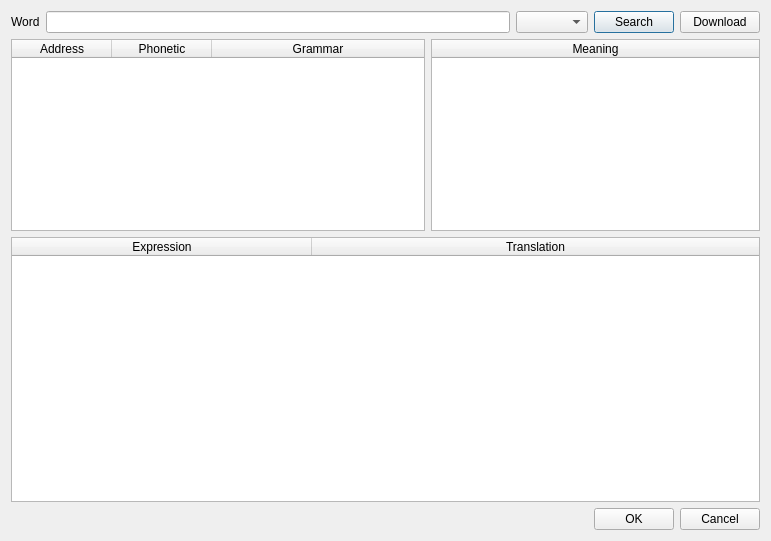
Before: the Qt Designer form usage.ui in kellyjf/larousse, drawn with Qt 5.
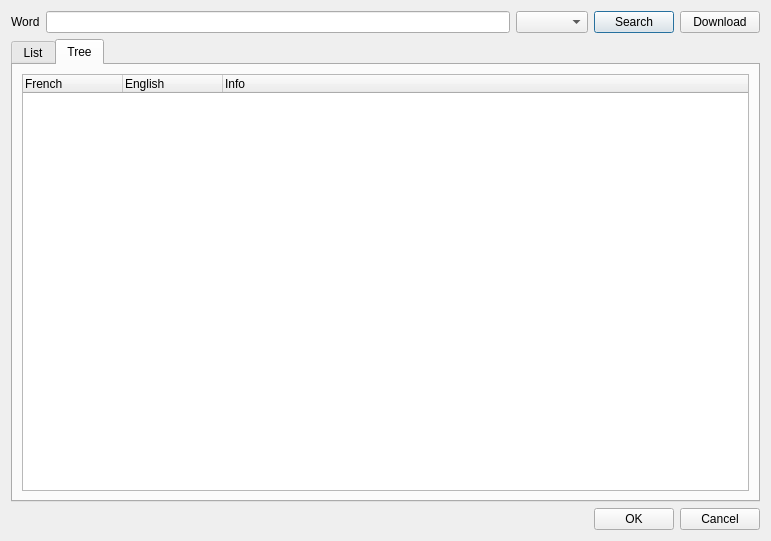
After: the same form once the commit is applied.

Commit message: Play audio from tree

```diff
--- a/usage.ui
+++ b/usage.ui
@@ -55,6 +55,16 @@
     </layout>
    </item>
    <item>
+    <widget class="QTabWidget" name="tabWidget">
+     <property name="currentIndex">
+      <number>1</number>
+     </property>
+     <widget class="QWidget" name="listTab">
+      <attribute name="title">
+       <string>List</string>
+      </attribute>
+      <layout class="QVBoxLayout" name="verticalLayout_2">
+       <item>
     <layout class="QHBoxLayout" name="horizontalLayout" stretch="0,0">
      <item>
       <widget class="QTableWidget" name="usageTable">
@@ -185,6 +195,39 @@
        <string>Translation</string>
       </property>
      </column>
+        </widget>
+       </item>
+      </layout>
+     </widget>
+     <widget class="QWidget" name="treeTab">
+      <attribute name="title">
+       <string>Tree</string>
+      </attribute>
+      <layout class="QVBoxLayout" name="verticalLayout_3">
+       <item>
+        <widget class="QTreeWidget" name="exampleTree">
+         <property name="sizeAdjustPolicy">
+          <enum>QAbstractScrollArea::AdjustToContents</enum>
+         </property>
+         <column>
+          <property name="text">
+           <string>French</string>
+          </property>
+         </column>
+         <column>
+          <property name="text">
+           <string>English</string>
+          </property>
+         </column>
+         <column>
+          <property name="text">
+           <string>Info</string>
+          </property>
+         </column>
+        </widget>
+       </item>
+      </layout>
+     </widget>
     </widget>
    </item>
    <item>
```
Lines whose indentation alone changed are shown as unchanged. The commit also changes 1 other file.
